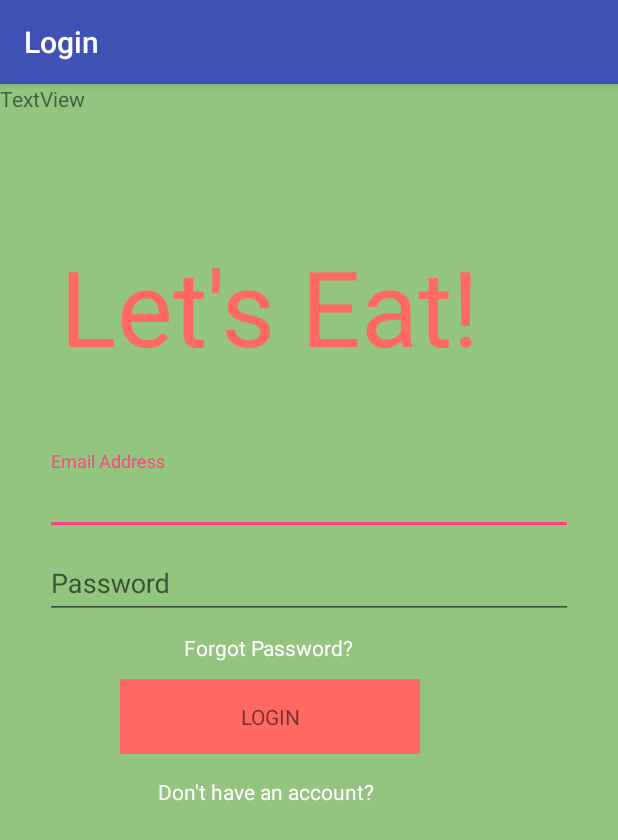
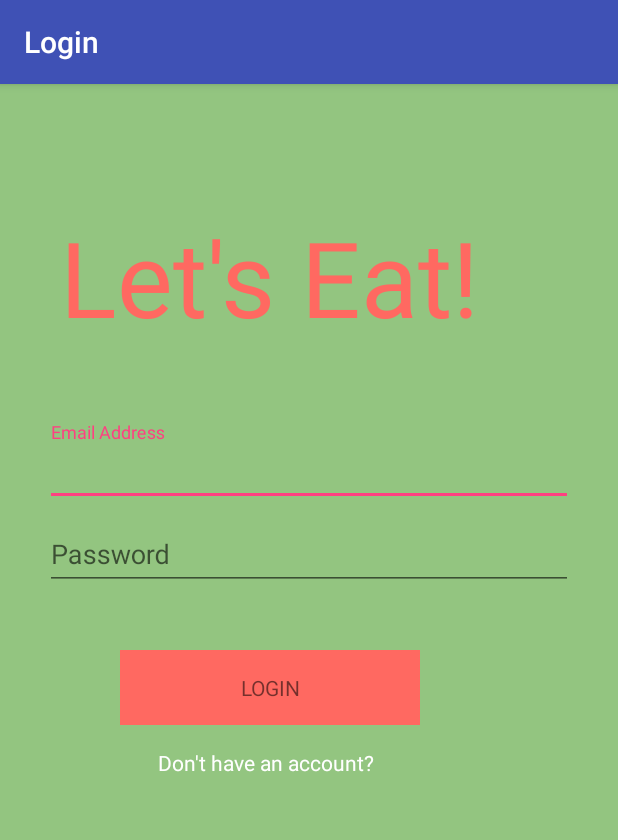
Before and after one commit to chang352/Lets-Eat, an Android app: the screen it shows after launch (LoginAccountActivity), on a phone screen of 412 x 824 dp. Shown: the top 840 px of the screen. Run offline under Robolectric (Android 15) with nearby library versions, the phone set to English and light mode, and no system bars; our stand-ins replace Volley; 2 statements that could not run were skipped.

Commit message:
Update activity_login_account.xml

```diff
--- a/Lets-Eat- copy/app/src/main/res/layout/activity_login_account.xml
+++ b/Lets-Eat- copy/app/src/main/res/layout/activity_login_account.xml
@@ -12,12 +12,6 @@
     android:background="#93c580">
 
     <!-- Login progress -->
-
-    <TextView
-        android:text="TextView"
-        android:layout_width="match_parent"
-        android:layout_height="wrap_content"
-        android:id="@+id/textView2" />
 
     <TextView
         android:text="\n  Let's Eat!"
@@ -98,15 +92,6 @@
                 android:layout_marginLeft="75dp"
                 android:textColor="#ffffff" />
 
-            <TextView
-                android:text="Forgot Password?"
-                android:layout_width="wrap_content"
-                android:layout_height="wrap_content"
-                android:id="@+id/forgotPasswordTextView"
-                android:layout_marginTop="-115dp"
-                android:layout_marginLeft="92.5dp"
-                android:textColor="#ffffff" />
-
         </LinearLayout>
     </ScrollView>
 
```
